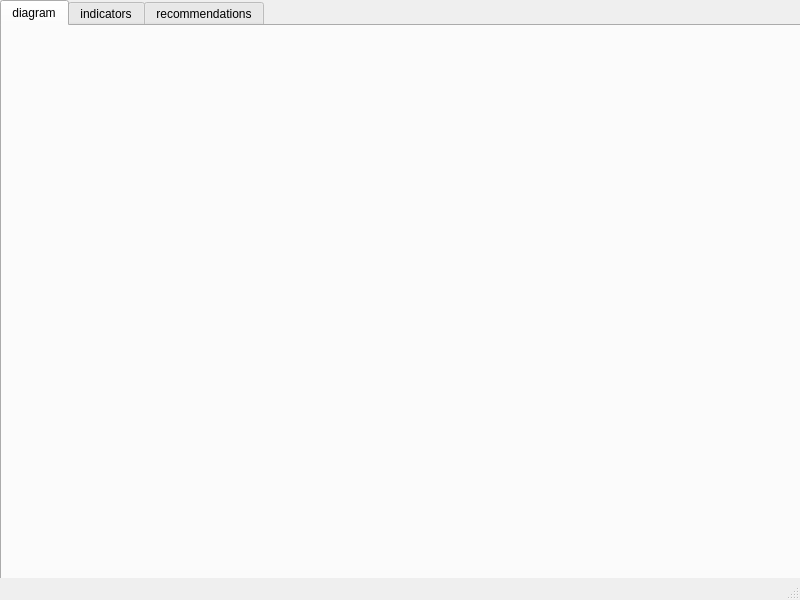
This is mainwindow.ui in hakankhan/team28comp3004 as Qt 5 draws it before an edit. The edited form follows.
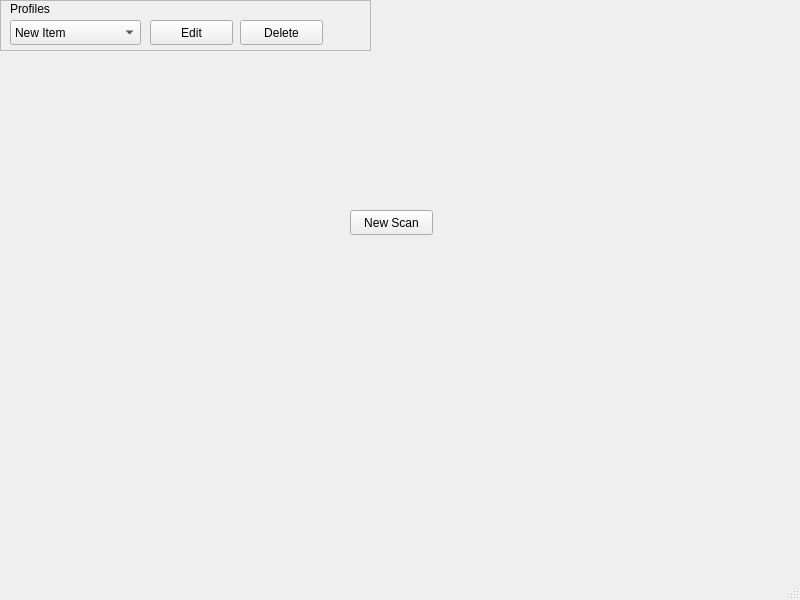
This is the edited form. The open tabs and pages were chosen to show the change.

```diff
--- a/mainwindow.ui
+++ b/mainwindow.ui
@@ -173,6 +173,91 @@
      </widget>
     </widget>
     <widget class="QWidget" name="main">
+     <widget class="QPushButton" name="new_scan_button">
+      <property name="geometry">
+       <rect>
+        <x>350</x>
+        <y>210</y>
+        <width>83</width>
+        <height>25</height>
+       </rect>
+      </property>
+      <property name="text">
+       <string>New Scan</string>
+      </property>
+     </widget>
+     <widget class="QFrame" name="frame_2">
+      <property name="geometry">
+       <rect>
+        <x>0</x>
+        <y>0</y>
+        <width>371</width>
+        <height>51</height>
+       </rect>
+      </property>
+      <property name="frameShape">
+       <enum>QFrame::StyledPanel</enum>
+      </property>
+      <property name="frameShadow">
+       <enum>QFrame::Raised</enum>
+      </property>
+      <widget class="QComboBox" name="switch_profile">
+       <property name="geometry">
+        <rect>
+         <x>10</x>
+         <y>20</y>
+         <width>131</width>
+         <height>25</height>
+        </rect>
+       </property>
+       <item>
+        <property name="text">
+         <string>New Item</string>
+        </property>
+       </item>
+      </widget>
+      <widget class="QPushButton" name="edit_profile">
+       <property name="geometry">
+        <rect>
+         <x>150</x>
+         <y>20</y>
+         <width>83</width>
+         <height>25</height>
+        </rect>
+       </property>
+       <property name="text">
+        <string>Edit</string>
+       </property>
+      </widget>
+      <widget class="QPushButton" name="delete_profile">
+       <property name="geometry">
+        <rect>
+         <x>240</x>
+         <y>20</y>
+         <width>83</width>
+         <height>25</height>
+        </rect>
+       </property>
+       <property name="text">
+        <string>Delete</string>
+       </property>
+      </widget>
+      <widget class="QLabel" name="label_6">
+       <property name="geometry">
+        <rect>
+         <x>10</x>
+         <y>0</y>
+         <width>62</width>
+         <height>17</height>
+        </rect>
+       </property>
+       <property name="text">
+        <string>Profiles</string>
+       </property>
+      </widget>
+     </widget>
+    </widget>
+    <widget class="QWidget" name="results">
      <widget class="QTabWidget" name="results_tabs">
       <property name="geometry">
        <rect>
```
Left out of the diff: 47 changed lines with no effect on the pictures.
